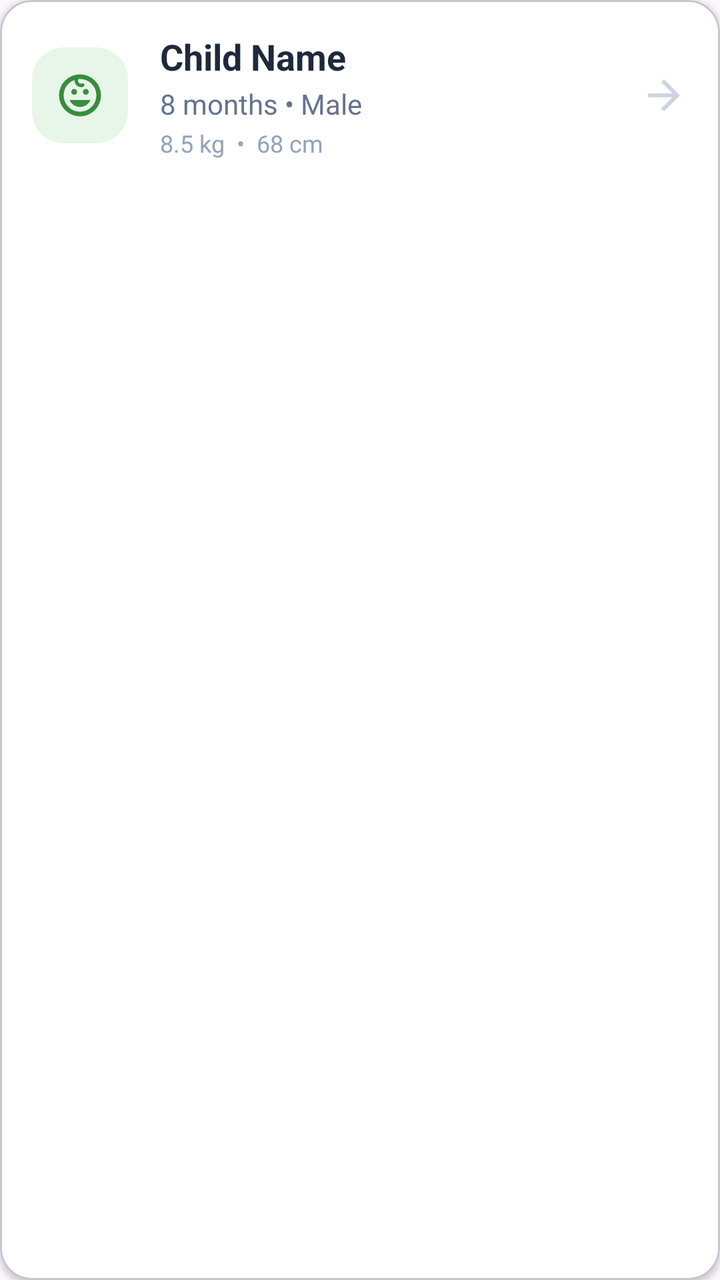
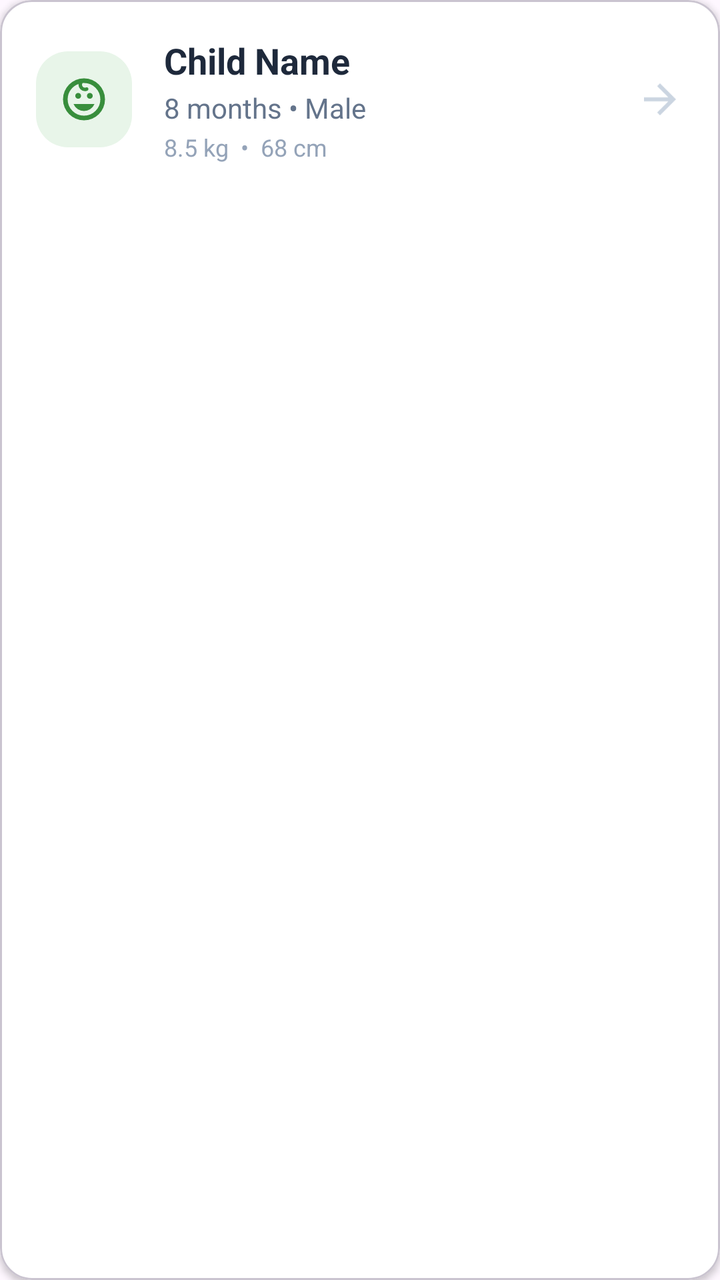

Two renders of the same Android screen: before a commit and after it. Below are the layout's source before the change and the commit's diff.
<!-- AndroidManifest.xml: application theme Theme.Mobicare -->
<!-- res/layout/item_child_card.xml -->
<?xml version="1.0" encoding="utf-8"?>
<com.google.android.material.card.MaterialCardView xmlns:android="http://schemas.android.com/apk/res/android"
    xmlns:app="http://schemas.android.com/apk/res-auto"
    android:layout_width="match_parent"
    android:layout_height="wrap_content"
    android:layout_marginBottom="24dp"
    android:clickable="true"
    android:focusable="true"
    app:cardBackgroundColor="@android:color/white"
    app:cardCornerRadius="16dp"
    app:cardElevation="2dp">

    <LinearLayout
        android:layout_width="match_parent"
        android:layout_height="wrap_content"
        android:gravity="center_vertical"
        android:orientation="horizontal"
        android:padding="16dp">

        <ImageView
            android:layout_width="48dp"
            android:layout_height="48dp"
            android:background="@drawable/badge_green_light"
            android:padding="10dp"
            android:src="@drawable/ic_child"
            app:tint="#388E3C" />

        <LinearLayout
            android:layout_width="0dp"
            android:layout_height="wrap_content"
            android:layout_marginStart="16dp"
            android:layout_weight="1"
            android:orientation="vertical">

            <TextView
                android:id="@+id/tvChildName"
                android:layout_width="wrap_content"
                android:layout_height="wrap_content"
                android:text="Child Name"
                android:textColor="#1E293B"
                android:textSize="18sp"
                android:textStyle="bold" />

            <TextView
                android:id="@+id/tvChildBasicDetails"
                android:layout_width="wrap_content"
                android:layout_height="wrap_content"
                android:layout_marginTop="2dp"
                android:text="8 months • Male"
                android:textColor="#64748B"
                android:textSize="14sp" />

            <TextView
                android:id="@+id/tvChildStats"
                android:layout_width="wrap_content"
                android:layout_height="wrap_content"
                android:layout_marginTop="2dp"
                android:text="8.5 kg  •  68 cm"
                android:textColor="#94A3B8"
                android:textSize="12sp" />
        </LinearLayout>

        <ImageView
            android:layout_width="24dp"
            android:layout_height="24dp"
            android:src="@drawable/ic_arrow_forward"
            app:tint="#CBD5E1" />
    </LinearLayout>
</com.google.android.material.card.MaterialCardView>
<!-- resources referenced by this layout -->
<resources>
  <!-- drawable badge_green_light (drawable) -->
  <?xml version="1.0" encoding="utf-8"?>
  <shape xmlns:android="http://schemas.android.com/apk/res/android">
      <solid android:color="#E8F5E9" />
      <corners android:radius="16dp" />
  </shape>
  <!-- drawable ic_arrow_forward (drawable) -->
  <vector xmlns:android="http://schemas.android.com/apk/res/android" android:autoMirrored="true" android:height="24dp" android:tint="#000000" android:viewportHeight="960" android:viewportWidth="960" android:width="24dp">
        
      <path android:fillColor="@android:color/white" android:pathData="M647,520L160,520L160,440L647,440L423,216L480,160L800,480L480,800L423,744L647,520Z"/>
      
  </vector>
  <!-- drawable ic_child (drawable) -->
  <vector xmlns:android="http://schemas.android.com/apk/res/android" android:height="24dp" android:tint="#000000" android:viewportHeight="960" android:viewportWidth="960" android:width="24dp">
        
      <path android:fillColor="@android:color/white" android:pathData="M544.5,455.5Q530,441 530,420Q530,399 544.5,384.5Q559,370 580,370Q601,370 615.5,384.5Q630,399 630,420Q630,441 615.5,455.5Q601,470 580,470Q559,470 544.5,455.5ZM344.5,455.5Q330,441 330,420Q330,399 344.5,384.5Q359,370 380,370Q401,370 415.5,384.5Q430,399 430,420Q430,441 415.5,455.5Q401,470 380,470Q359,470 344.5,455.5ZM371.5,647Q323,614 300,560L660,560Q637,614 588.5,647Q540,680 480,680Q420,680 371.5,647ZM339.5,811.5Q274,783 225.5,734.5Q177,686 148.5,620.5Q120,555 120,480Q120,405 148.5,339.5Q177,274 225.5,225.5Q274,177 339.5,148.5Q405,120 480,120Q555,120 620.5,148.5Q686,177 734.5,225.5Q783,274 811.5,339.5Q840,405 840,480Q840,555 811.5,620.5Q783,686 734.5,734.5Q686,783 620.5,811.5Q555,840 480,840Q405,840 339.5,811.5ZM678,678Q760,596 760,480Q760,364 678,282Q596,200 480,200Q474,200 468,200Q462,200 456,202Q450,208 448,215Q446,222 446,230Q446,251 460.5,265.5Q475,280 496,280Q505,280 512.5,277Q520,274 528,274Q540,274 548,283Q556,292 556,304Q556,327 534.5,333.5Q513,340 496,340Q451,340 418.5,307.5Q386,275 386,230Q386,227 386,224Q386,221 387,216Q304,246 252,317Q200,388 200,480Q200,596 282,678Q364,760 480,760Q596,760 678,678ZM480,480Q480,480 480,480Q480,480 480,480Q480,480 480,480Q480,480 480,480Q480,480 480,480Q480,480 480,480Q480,480 480,480Q480,480 480,480Z"/>
      
  </vector>
  <style name="Theme.Mobicare" parent="Base.Theme.Mobicare" />
  <style name="Base.Theme.Mobicare" parent="Theme.Material3.DayNight.NoActionBar">
          <item name="android:fontFamily">sans-serif</item>
          <item name="fontFamily">sans-serif</item>
          <item name="colorPrimary">@color/healing_green</item>
          <item name="colorOnPrimary">@color/pure_white</item>
          <item name="colorPrimaryContainer">@color/healing_green</item>
          <item name="colorOnPrimaryContainer">@color/pure_white</item>
          <item name="android:statusBarColor">#155A91</item>
      </style>
  <color name="healing_green">#388E3C</color>
  <color name="pure_white">#FFFFFF</color>
</resources>

<!-- the commit's change to res/layout/item_child_card.xml (unified diff, before → after) -->
@@ -15,7 +15,7 @@
         android:layout_height="wrap_content"
         android:gravity="center_vertical"
         android:orientation="horizontal"
-        android:padding="16dp">
+        android:padding="18dp">
 
         <ImageView
             android:layout_width="48dp"
